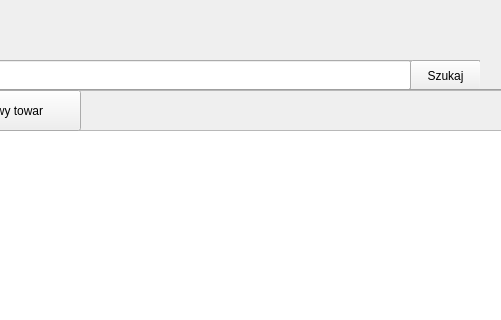
kapi2700/Sklepzelektronika, file Sklepzelektronika/aplikacja_sklepu.ui: the form before one commit; both pictures show x 360 to 861 and y 0 to 320 of the 1280 by 720 pixel window.
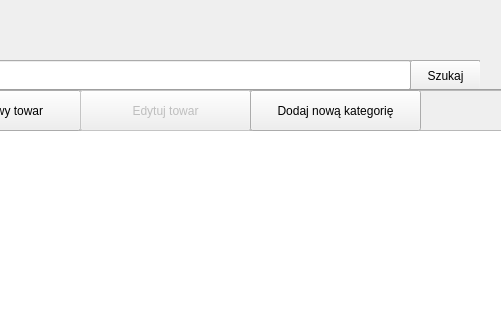
The form after the commit. The open tabs and pages were chosen to show the change.

Commit message: Dodaj pracownika

Diff of the .ui file:
```diff
--- a/Sklepzelektronika/aplikacja_sklepu.ui
+++ b/Sklepzelektronika/aplikacja_sklepu.ui
@@ -773,6 +773,35 @@
         <string>Koszyk</string>
        </property>
       </widget>
+      <widget class="QPushButton" name="edytuj_towar_btn">
+       <property name="enabled">
+        <bool>false</bool>
+       </property>
+       <property name="geometry">
+        <rect>
+         <x>440</x>
+         <y>0</y>
+         <width>171</width>
+         <height>41</height>
+        </rect>
+       </property>
+       <property name="text">
+        <string>Edytuj towar</string>
+       </property>
+      </widget>
+      <widget class="QPushButton" name="kategorie_towar_btn">
+       <property name="geometry">
+        <rect>
+         <x>610</x>
+         <y>0</y>
+         <width>171</width>
+         <height>41</height>
+        </rect>
+       </property>
+       <property name="text">
+        <string>Dodaj nową kategorię</string>
+       </property>
+      </widget>
      </widget>
     </widget>
     <widget class="QWidget" name="transakcje_page">
```
Left out of the diff: 20 changed lines with no effect on the pictures. The commit also changes 10 other files.
